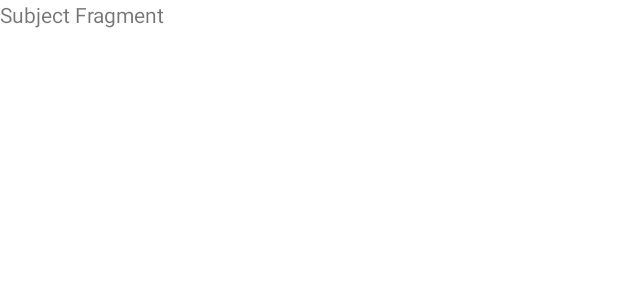
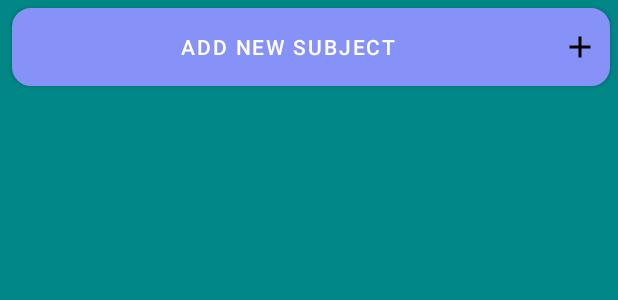
Before and after one commit to GwgwP/UniVerse, an Android app built with Jetpack Compose: the layout fragment_subject.xml on its own in the app's theme, with its tools: preview values and no code run, on a phone screen of 412 x 824 dp. Shown: the top 300 px of the screen. Run offline under Robolectric (Android 15) with nearby library versions, the phone set to English and light mode, and no system bars.

Commit message:
begin on subject fragment

```diff
--- a/app/src/main/java/gr/aueb/softeng/team02/view/Search/SearchFragment.java
+++ b/app/src/main/java/gr/aueb/softeng/team02/view/Search/SearchFragment.java
@@ -33,16 +33,12 @@ public class SearchFragment extends Fragment implements SearchView{
 
     private SearchPresenter presenter;
 
-//    private Initializer init;
-//    private LinearLayout subjectContainer;
-//    private View myView;
-//    private int student_id;
     EditText searchText;
     Button searchButton;
 
     //private SearchPresenter presenter;
 
-//TODO presenter does the switch to another Activity
+
     @Override
     public View onCreateView(LayoutInflater inflater, ViewGroup container,
                              Bundle savedInstanceState) {
--- a/app/src/main/res/layout/fragment_subject.xml
+++ b/app/src/main/res/layout/fragment_subject.xml
@@ -1,14 +1,52 @@
 <?xml version="1.0" encoding="utf-8"?>
-<FrameLayout xmlns:android="http://schemas.android.com/apk/res/android"
+<LinearLayout xmlns:android="http://schemas.android.com/apk/res/android"
     xmlns:tools="http://schemas.android.com/tools"
     android:layout_width="match_parent"
     android:layout_height="match_parent"
-    tools:context=".view.Subject.SubjectFragment">
+    tools:context=".view.Secretary.HomeSecretaryActivity"
+    android:background="@color/teal_700"
+    android:orientation="vertical"
+    >
 
-    <!-- TODO: Update blank fragment layout -->
-    <TextView
+    <LinearLayout
         android:layout_width="match_parent"
-        android:layout_height="match_parent"
-        android:text="Subject Fragment" />
+        android:layout_height="wrap_content"
+        android:orientation="horizontal">
+        <!-- Search Bar -->
 
-</FrameLayout>
+        <Button
+            android:id="@+id/addSubjectButton"
+            android:layout_width="match_parent"
+            android:layout_height="wrap_content"
+            android:layout_marginStart="8dp"
+            android:layout_marginTop="5dp"
+            android:layout_marginBottom="10dp"
+            android:layout_marginEnd="5dp"
+            android:backgroundTint="@color/white"
+            android:background="@drawable/rounded_search_bar"
+            android:padding="8dp"
+            android:text ="Add New Subject"
+            android:drawableRight="@drawable/baseline_add_24"
+            />
+    </LinearLayout>
+
+
+    <View
+    android:layout_width="match_parent"
+    android:layout_height="16dp" />
+
+    <ScrollView
+    android:id="@+id/scrollSubject"
+    android:layout_width="match_parent"
+    android:layout_height="646dp">
+    <!-- A space to show the Subjects Titles -->
+    <LinearLayout
+    android:id="@+id/subjectContainerSec"
+    android:layout_width="match_parent"
+    android:layout_height="wrap_content"
+    android:orientation="vertical">
+
+    </LinearLayout>
+
+</ScrollView>
+</LinearLayout>
```
Also changed, not shown: app/src/main/java/gr/aueb/softeng/team02/view/Subject/SubjectFragment.java (+81 -43 lines), app/src/main/java/gr/aueb/softeng/team02/view/Subject/SubjectPresenter.java (+26 -0 lines), app/src/main/java/gr/aueb/softeng/team02/view/Subject/SubjectView.java (+8 -1 lines).
